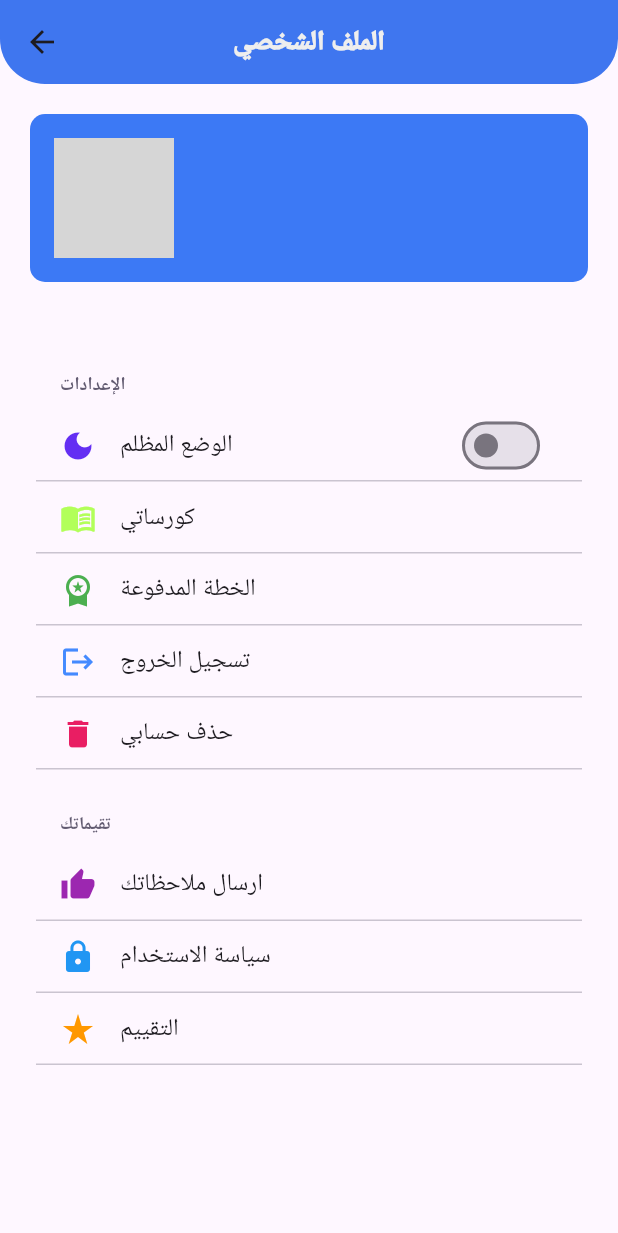
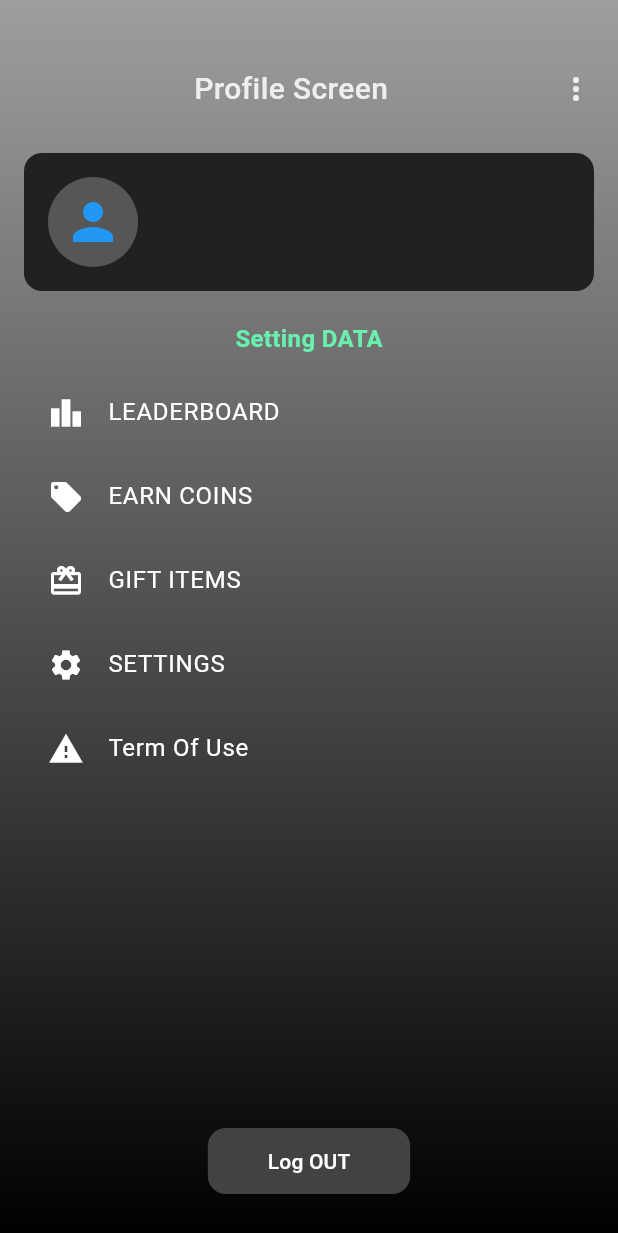
Before and after one commit to eng-ahmadGhneem/trip, a Flutter app: the ProfileScreen screen opened directly, on a phone screen of 412 x 824 dp. Shown: the top 1233 px of the screen. Run offline on Flutter 3.47's test engine with Material 3 defaults, Android fonts, the phone set to English and light mode, and no system bars; drawn by our look-alikes of flutter_settings_screens; our stand-ins replace camera, cloud_firestore, dartz, firebase_auth, firebase_core, firebase_storage and 7 more; accounts and stored records are empty; Roboto replaces fonts that are missing (Montserrat); project files that could hold a hidden picture were left out; grey boxes are pictures that could not be loaded.

Commit message:
ui ready

```diff
--- a/lib/binding/initial_bindings.dart
+++ b/lib/binding/initial_bindings.dart
@@ -1,10 +1,14 @@
 import 'package:get/get.dart';
 import 'package:trip/view/auth/controller/auth_controller.dart';
 import '../core/class/crud.dart';
+import '../view/account/controller/account_controller.dart';
 class InitialBindings extends Bindings {
   @override
   void dependencies() {
     Get.put(Crud());
     Get.put(AuthController());
+    Get.put(AccountController());
+
+
   }
 }
--- a/lib/core/constant/routes.dart
+++ b/lib/core/constant/routes.dart
@@ -13,11 +13,10 @@ class AppRoutes {
   static const String arTakePhotoScreen = "/arTakePhotoScreen";
   static const String leaveTraceScreen = "/leaveTraceScreen";
   static const String notificationScreen = "/notificationScreen";
-
+  static const String settingsScreen = "/settingsScreen";
 
 
   static const String locationScreen = "/locationScreen";
-  static const String accountScreen = "/accountScreen";
   static const String helpScreen = "/helpScreen";
   static const String privacyPolicyScreen = "/privacyPolicyScreen";
   static const String subscriptionTermsScreen = "/subscriptionTermsScreen";
--- a/lib/routes.dart
+++ b/lib/routes.dart
@@ -2,7 +2,7 @@ import 'package:trip/view/ar_map/screen/ar_take_photo_screen.dart';
 import 'package:trip/view/auth/screen/forgot_password_screen.dart';
 import 'package:trip/view/auth/screen/login_screen.dart';
 import 'package:get/get.dart';
-import 'package:trip/view/account/screen/account_screen.dart';
+import 'package:trip/view/account/screen/settings_screen.dart';
 import 'package:trip/view/auth/screen/sign_up_screen.dart';
 import 'package:trip/view/balance/screen/balance_screen.dart';
 import 'package:trip/view/gift_comments/screen/gift_comments.dart';
@@ -61,16 +61,13 @@ List<GetPage<dynamic>>? routes = [
     name:AppRoutes.notificationScreen,
     page: () =>  const NotificationScreen(),
   ),
+  GetPage(
+    name: AppRoutes.settingsScreen,
+    page: () => SettingsScreen(),
+  ),
 
 
 
-
-
-
-  GetPage(
-    name: '/accountScreen',
-    page: () => ProfileScreen(),
-  ),
   GetPage(
     name: '/privacyPolicyScreen',
     page: () => const LoginScreen(),
--- a/lib/view/account/controller/account_controller.dart
+++ b/lib/view/account/controller/account_controller.dart
@@ -0,0 +1,46 @@
+import 'package:cloud_firestore/cloud_firestore.dart';
+import 'package:firebase_auth/firebase_auth.dart';
+import 'package:get/get.dart';
+
+class AccountController extends GetxController {
+  var userName = ''.obs;
+  var email = ''.obs;
+  var phone = ''.obs;
+  var country = ''.obs;
+  var idNumber = ''.obs;
+
+  @override
+  void onInit() {
+    super.onInit();
+    fetchUserData(); // call on startup
+  }
+
+  void fetchUserData() async {
+    try {
+      final currentUser = FirebaseAuth.instance.currentUser;
+
+      if (currentUser != null) {
+        String userId = currentUser.uid;
+
+        DocumentSnapshot doc = await FirebaseFirestore.instance
+            .collection('users')
+            .doc(userId)
+            .get();
+
+        if (doc.exists) {
+          final data = doc.data() as Map<String, dynamic>;
+          userName.value = data['username'] ?? '';
+          email.value = data['email'] ?? '';
+          phone.value = data['phone'] ?? '';
+          country.value = data['country'] ?? '';
+          idNumber.value = data['id'] ?? '';
+        }
+      } else {
+        print("User is not logged in.");
+      }
+    } catch (e) {
+      print("Error fetching user data: $e");
+    }
+  }
+
+}
--- a/lib/view/account/screen/account_screen.dart
+++ /dev/null
@@ -1,160 +0,0 @@
-import 'package:trip/core/constant/routes.dart';
-import 'package:trip/view/auth/screen/login_screen.dart';
-import 'package:firebase_auth/firebase_auth.dart';
-import 'package:flutter/material.dart';
-import 'package:flutter_settings_screens/flutter_settings_screens.dart';
-import 'package:get/get.dart';
-import 'package:trip/core/constant/color.dart';
-import 'package:trip/view/auth/controller/auth_controller.dart';
-import 'package:url_launcher/url_launcher.dart';
-import '../../../widget/DarkMode.dart';
-import '../../../widget/custom_text.dart';
-
-
-
-
-class ProfileScreen extends StatelessWidget {
-  ProfileScreen({super.key});
-
-  final AuthController authController = Get.put(AuthController());
-
-  @override
-  Widget build(BuildContext context) {
-    return Scaffold(
-      appBar: AppBar(
-        backgroundColor: AppColor.appColor,
-        elevation: 3,
-        centerTitle: true,
-        shape: const RoundedRectangleBorder(
-          borderRadius: BorderRadius.vertical(bottom: Radius.circular(30)),
-        ),
-        title: CustomText(
-          text: 'الملف الشخصي',
-          fontWeight: FontWeight.w900,
-          color: AppColor.lightGrey,
-        ),
-      ),
-      body: SafeArea(
-        child: Column(
-          children: [
-
-            const SizedBox(height: 20),
-            _buildProfileHeader(),
-            const SizedBox(height: 20),
-            Expanded(
-              child: ListView(
-                padding: const EdgeInsets.all(24),
-                children: [
-                  SettingsGroup(title: 'الإعدادات', children: <Widget>[
-                    const SizedBox(height: 8),
-                    const DarkMode(),
-                    buildSpeed(),
-                    buildGoPremium(),
-                    buildLogout(),
-                    buildDeleteAccount(),
-                  ]),
-                  const SizedBox(height: 12),
-                  SettingsGroup(title: 'تقيماتك', children: <Widget>[
-                    const SizedBox(height: 8),
-                    buildSendFeedback(context),
-                    buildPrivacy(context),
-                    buildRateApp(context),
-                  ])
-                ],
-              ),
-            ),
-          ],
-        ),
-      ),
-    );
-  }Widget _buildProfileHeader() {
-    return Padding(
-      padding: const EdgeInsets.symmetric(horizontal: 20.0),
-      child: Container(
-        padding: const EdgeInsets.all(16),
-        decoration: BoxDecoration(
-          color: AppColor.appColor,
-          borderRadius: BorderRadius.circular(10),
-        ),
-        child: Row(
-          crossAxisAlignment: CrossAxisAlignment.center,
-          children: [
-            CircleAvatar(
-              radius: 40,
-              backgroundImage: AssetImage('assets/images/trip.png'),
-            ),
-            const SizedBox(width: 16),
-            Column(
-              crossAxisAlignment: CrossAxisAlignment.start,
-              children: [
-
-              ],
-            ),
-          ],
-        ),
-      ),
-    );
-  }
-
-
-}
-
-Widget buildLogout() => SimpleSettingsTile(
-    title: 'تسجيل الخروج',
-    leading: const Icon(Icons.logout, color: Colors.blueAccent),
-    onTap: () async {
-      FirebaseAuth.instance.signOut();
-      Get.offAll(LoginScreen());
-    });
-
-Widget buildSpeed() => SimpleSettingsTile(
-    title: 'كورساتي',
-    leading: const Icon(Icons.menu_book, color: Colors.lightGreenAccent),
-    onTap: () async {
-      Get.toNamed(AppRoutes.balanceScreen);
-    });
-
-Widget buildGoPremium() => SimpleSettingsTile(
-    title: 'الخطة المدفوعة',
-    leading: const Icon(Icons.workspace_premium, color: Colors.green),
-    onTap: () async {
-
-      Get.toNamed(AppRoutes.leaveTraceScreen);
-    });
-
-Widget buildDeleteAccount() => SimpleSettingsTile(
-    title: 'حذف حسابي',
-    leading: const Icon(Icons.delete, color: Colors.pink),
-    onTap: () async {
-      Get.defaultDialog(
-        title: "تأكيد الحذف",
-        middleText: "هل أنت متأكد أنك تريد حذف حسابك؟ لا يمكن التراجع عن هذا الإجراء.",
-        textConfirm: "نعم، احذف",
-        textCancel: "إلغاء",
-        confirmTextColor: Colors.white,
-        onConfirm: () {
-          Get.lazyPut(() => AuthController());
-          AuthController authController = Get.find<AuthController>();
-          authController.deleteAccount();
-        },
-      );
-    });
-
-
-Widget buildSendFeedback(BuildContext context) => SimpleSettingsTile(
-    title: 'ارسال ملاحظاتك',
-    leading: const Icon(Icons.thumb_up, color: Colors.purple),
-    onTap: () {
-    });
-
-Widget buildPrivacy(BuildContext context) => SimpleSettingsTile(
-    title: 'سياسة الاستخدام',
-    leading: const Icon(Icons.lock, color: Colors.blue),
-    onTap: () {
-    });
-
-Widget buildRateApp(BuildContext context) => SimpleSettingsTile(
-    title: 'التقييم',
-    leading: const Icon(Icons.star_rate, color: Colors.orange),
-    onTap: () {
-    });
--- /dev/null
+++ b/lib/view/account/screen/profile_screen.dart
@@ -0,0 +1,71 @@
+import 'package:firebase_auth/firebase_auth.dart';
+import 'package:flutter/material.dart';
+import 'package:get/get.dart';
+import 'package:trip/core/constant/routes.dart';
+import '../../auth/screen/login_screen.dart';
+import '../controller/account_controller.dart';
+import '../widgets/profile_header.dart';
+import '../widgets/profile_menu_item.dart';
+
+class ProfileScreen extends StatelessWidget {
+  const ProfileScreen({super.key});
+
+  @override
+  Widget build(BuildContext context) {
+
+    return Scaffold(
+      body: Container(
+        decoration: const BoxDecoration(
+          gradient: LinearGradient(
+            begin: Alignment.topCenter,
+            end: Alignment.bottomCenter,
+            colors: [
+              Colors.grey,
+              Colors.black,
+            ],
+          ),
+        ),
+        child: Padding(
+          padding: const EdgeInsets.all(16.0),
+          child: Column(
+            children: [
+              const AppHeader(title: 'Profile Screen',optionsSettings:true),
+              const SizedBox(height: 20),
+              const Text(
+                "Setting DATA",
+                style: TextStyle(
+                  color: Colors.greenAccent,
+                  fontWeight: FontWeight.bold,
+                  fontSize: 16,
+                ),
+              ),
+              const SizedBox(height: 10),
+              const ProfileMenuItem(icon: Icons.leaderboard, title: "LEADERBOARD"),
+              const ProfileMenuItem(icon: Icons.local_offer, title: "EARN COINS"),
+              const ProfileMenuItem(icon: Icons.card_giftcard, title: "GIFT ITEMS"),
+              InkWell(onTap:(){
+                Get.toNamed(AppRoutes.settingsScreen);
+              },child: const ProfileMenuItem(icon: Icons.settings, title: "SETTINGS")),
+              const ProfileMenuItem(icon: Icons.warning, title: "Term Of Use"),
+              const Spacer(),
+              ElevatedButton(
+                onPressed: () {
+                  FirebaseAuth.instance.signOut();
+                Get.offAll(const LoginScreen());},
+                style: ElevatedButton.styleFrom(
+                  backgroundColor: Colors.grey.shade800,
+                  shape: RoundedRectangleBorder(
+                    borderRadius: BorderRadius.circular(12),
+                  ),
+                  padding: const EdgeInsets.symmetric(horizontal: 40, vertical: 12),
+                ),
+                child: const Text("Log OUT", style: TextStyle(color: Colors.white)),
+              ),
+              const SizedBox(height: 10),
+            ],
+          ),
+        ),
+      ),
+    );
+  }
+}
--- /dev/null
+++ b/lib/view/account/widgets/profile_header.dart
@@ -0,0 +1,74 @@
+import 'package:flutter/material.dart';
+import 'package:get/get.dart';
+import '../../../core/constant/color.dart';
+import '../../../widget/custom_text.dart';
+import '../controller/account_controller.dart';
+
+class AppHeader extends StatelessWidget {
+  const AppHeader({super.key, required this.title, required this.optionsSettings});
+  final String title;
+  final bool optionsSettings;
+
+  @override
+  Widget build(BuildContext context) {
+    final controller = Get.find<AccountController>();
+    return Column(
+      children: [
+        SizedBox(height: 30,),
+
+        Row(
+          mainAxisAlignment: MainAxisAlignment.center,
+          children: [
+           !optionsSettings? InkWell(
+              onTap: () {
+                Get.back();
+              },
+              child: Icon(Icons.arrow_back_ios, color:AppColor.white),
+            ):Container(),
+            const Spacer(),
+            CustomText(
+              text: title,
+              fontSize: 20,
+              color: AppColor.white,
+            ),
+            const Spacer(),
+            optionsSettings?Icon(Icons.more_vert, color: AppColor.white):Container(),
+          ],
+        ),
+        SizedBox(height: 30,),
+        optionsSettings?Container(
+          padding: const EdgeInsets.all(16),
+          decoration: BoxDecoration(
+            color: Colors.grey.shade900,
+            borderRadius: BorderRadius.circular(12),
+          ),
+          child: Row(
+            children: [
+              const CircleAvatar(
+                radius: 30,
+                backgroundColor: Colors.white24,
+                child: Icon(Icons.person, size: 40, color: Colors.blue),
+              ),
+              const SizedBox(width: 16),
+              Expanded(
+                child: Obx(() => Column(
+                  crossAxisAlignment: CrossAxisAlignment.start,
+                  children: [
+                    Text(
+                      controller.userName.value,
+                      style: const TextStyle(fontSize: 16, fontWeight: FontWeight.bold, color: Colors.white),
+                    ),
+                    Text(
+                      controller.email.value,
+                      style: const TextStyle(fontSize: 12, color: Colors.white70),
+                    ),
+                  ],
+                )),
+              )
+            ],
+          ),
+        ):Container()
+      ],
+    );
+  }
+}
--- /dev/null
+++ b/lib/view/account/widgets/profile_menu_item.dart
@@ -0,0 +1,23 @@
+import 'package:flutter/material.dart';
+
+class ProfileMenuItem extends StatelessWidget {
+  final IconData icon;
+  final String title;
+  final VoidCallback? onTap;
+
+  const ProfileMenuItem({
+    super.key,
+    required this.icon,
+    required this.title,
+    this.onTap,
+  });
+
+  @override
+  Widget build(BuildContext context) {
+    return ListTile(
+      leading: Icon(icon, color: Colors.white),
+      title: Text(title, style: const TextStyle(color: Colors.white)),
+      onTap: onTap,
+    );
+  }
+}
--- a/lib/view/auth/screen/login_screen.dart
+++ b/lib/view/auth/screen/login_screen.dart
@@ -1,7 +1,6 @@
 import 'package:flutter/material.dart';
 import 'package:get/get.dart';
 import 'package:trip/core/constant/routes.dart';
-import 'package:trip/widget/loading.dart';
 import '../../../core/constant/assets.dart';
 import '../../../core/constant/color.dart';
 import '../../../widget/custom_elevated_button.dart';
--- a/lib/widget/mydrawer.dart
+++ b/lib/widget/mydrawer.dart
@@ -1,7 +1,7 @@
 import 'package:flutter/material.dart';
 import 'package:trip/core/constant/assets.dart';
 import 'package:trip/core/constant/color.dart';
-import 'package:trip/view/account/screen/account_screen.dart';
+import 'package:trip/view/account/screen/settings_screen.dart';
 import 'package:trip/widget/drawr_item.dart';
 
 import '../view/home/screen/home_screen.dart';
@@ -96,7 +96,7 @@ class _MyDrawerState extends State<MyDrawer> {
         Navigator.push(
             context,
             MaterialPageRoute(
-                builder: (context) => ProfileScreen()));
+                builder: (context) => SettingsScreen()));
 
         break;
         case 3:
```
Also changed, not shown: lib/core/constant/const_data.dart (+9 -1 lines), lib/view/account/screen/settings_screen.dart (added, +129 -0 lines), lib/view/account/widgets/profile_row.dart (added, +42 -0 lines), lib/view/balance/screen/balance_screen.dart (+7 -5 lines), lib/view/gift_shopping_list/screen/gift_shopping_list_screen.dart (+6 -1 lines), lib/view/gifts/screen/gifts_screen.dart (+11 -48 lines), lib/view/home/screen/home_screen.dart (+16 -2 lines), lib/widget/custom_button_navbar_widget.dart (+3 -9 lines).
